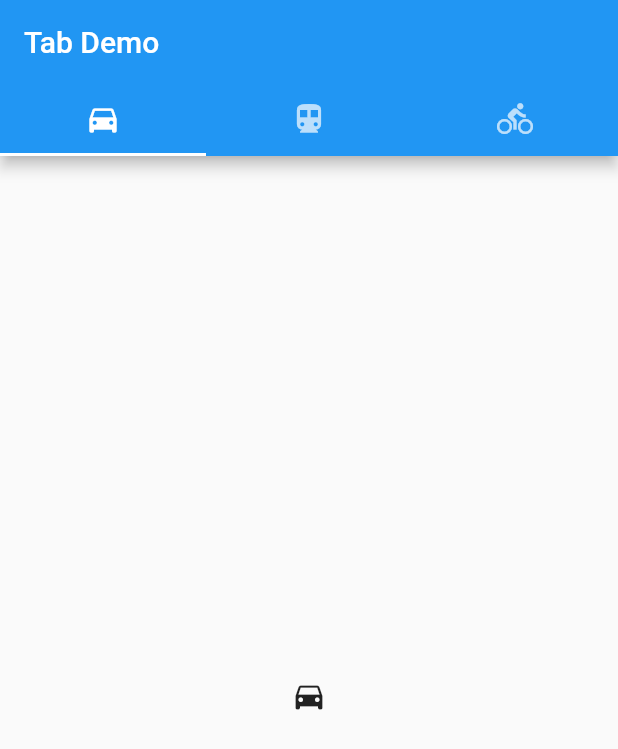
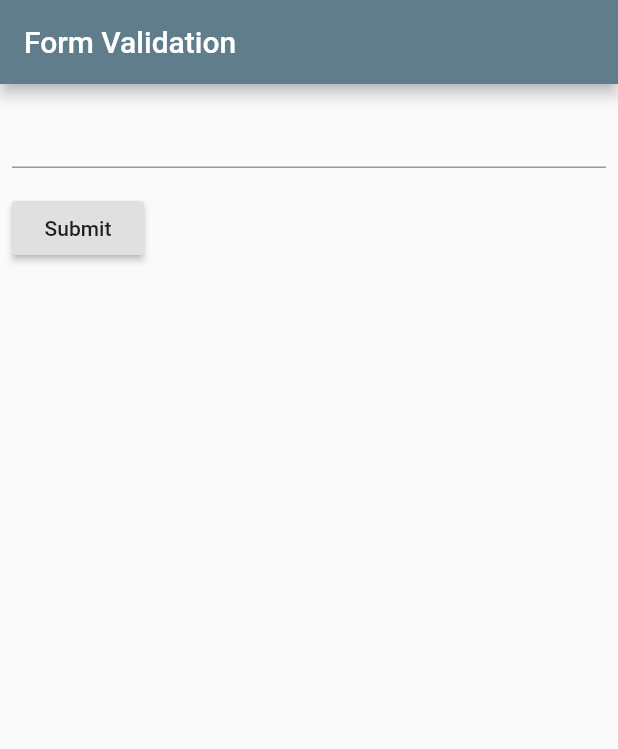
Before and after one commit to VijayGanganapalli/flearn, a Flutter app: the screen it shows after launch, on a phone screen of 412 x 824 dp. Shown: the top 749 px of the screen. Run offline on Flutter 3.47's test engine with Material 2 defaults, Android fonts, the phone set to English and light mode, and no system bars.

Commit message:
added form validation

```diff
--- a/lib/main.dart
+++ b/lib/main.dart
@@ -1,15 +1,21 @@
 import 'package:flutter/material.dart';
-import 'package:flearn/screens/design/tab_demo.dart';
+import 'package:flearn/screens/forms/FormValidation.dart';
 
 void main() => runApp(FLearnApp());
 
 class FLearnApp extends StatelessWidget {
+
   @override
   Widget build(BuildContext context) {
     return MaterialApp(
       title: 'FLearn App',
       theme: ThemeData(primarySwatch: Colors.blueGrey),
-      home: TabDemo(appBarTitle: 'Tab Demo'),
+      home: Scaffold(
+        appBar: AppBar(
+          title: Text('Form Validation'),
+        ),
+        body: FormValidation(),
+      ),
     );
   }
 }
--- /dev/null
+++ b/lib/screens/forms/FormValidation.dart
@@ -0,0 +1,46 @@
+import 'package:flutter/material.dart';
+
+class FormValidation extends StatefulWidget {
+  @override
+  _FormValidationState createState() => _FormValidationState();
+}
+
+class _FormValidationState extends State<FormValidation> {
+
+  final _formKey = GlobalKey<FormState>();
+
+  @override
+  Widget build(BuildContext context) {
+    return Padding(
+      padding: const EdgeInsets.all(8.0),
+      child: Form(
+        key: _formKey,
+        child: Column(
+          crossAxisAlignment: CrossAxisAlignment.start,
+          children: <Widget>[
+            TextFormField(
+              validator: (value) {
+                if (value.isEmpty) {
+                  return 'Enter some text';
+                }
+                return null;
+              },
+            ),
+            Padding(
+              padding: const EdgeInsets.symmetric(vertical: 16.0),
+              child: RaisedButton(
+                child: Text('Submit'),
+                onPressed: () {
+                  if (_formKey.currentState.validate()) {
+                    Scaffold.of(context).showSnackBar(
+                        SnackBar(content: Text('Processing data')));
+                  }
+                },
+              ),
+            ),
+          ],
+        ),
+      ),
+    );
+  }
+}
```
